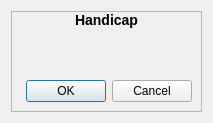
alecs1/home, file qt/qtgo/qtgo/HandicapDialog.ui: the form before one commit.
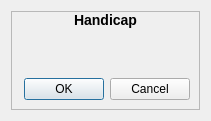
The form after the commit.

Diff of the .ui file:
```diff
--- a/qt/qtgo/qtgo/HandicapDialog.ui
+++ b/qt/qtgo/qtgo/HandicapDialog.ui
@@ -6,8 +6,8 @@
    <rect>
     <x>0</x>
     <y>0</y>
-    <width>213</width>
-    <height>123</height>
+    <width>211</width>
+    <height>121</height>
    </rect>
   </property>
   <property name="windowTitle">
```
Left out of the diff: 2 changed lines with no effect on the pictures.
